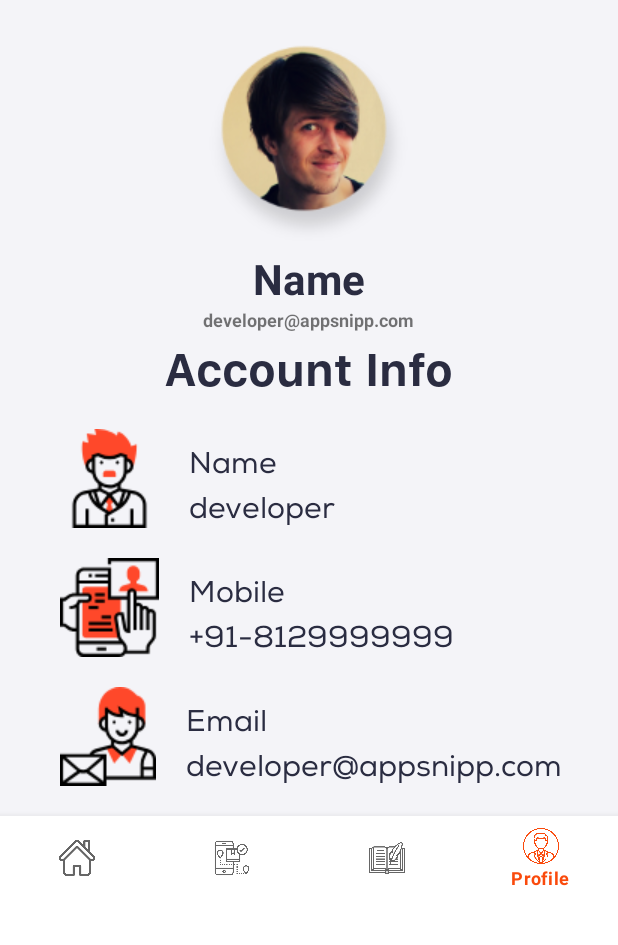
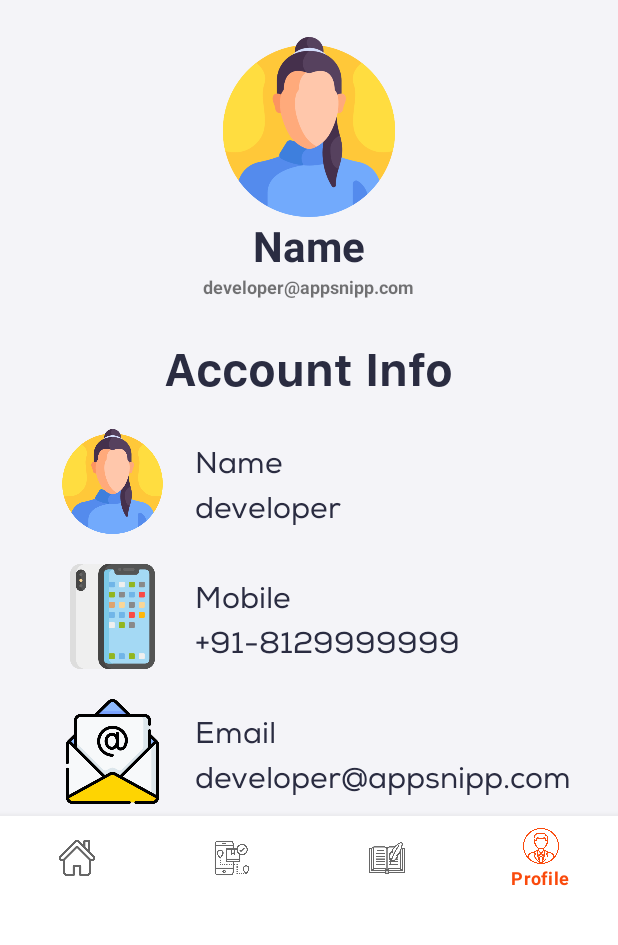
Before and after one commit to olaalnajjar/Wagba, an Android app: the Homepage screen opened directly, with no data from a screen before it, item 4 of the bottom bar chosen, on a phone screen of 412 x 824 dp, the part 84-1029 px from its top. Run offline under Robolectric (Android 15) with nearby library versions, the light colour scheme and no system bars; our stand-ins replace Firebase (no records; nobody signed in at launch, a user with empty details on screens opened directly), Room's generated code; 5 statements that could not run were skipped.

Commit message:
Profile Page
changed style of profile page

```diff
--- a/app/src/main/java/com/example/wagba/Homepage.java
+++ b/app/src/main/java/com/example/wagba/Homepage.java
@@ -46,7 +46,6 @@ public class Homepage extends AppCompatActivity implements BottomNavigationView.
     GoogleSignInOptions googleSignInOptions;
     FirebaseAuth auth;
     ImageView logout;
-    StoreAdapter storeAdapter;
 
     @SuppressLint("MissingInflatedId")
     @Override
@@ -129,41 +128,5 @@ public class Homepage extends AppCompatActivity implements BottomNavigationView.
 
     }
 
-/*
-
-    @Override
-    public boolean onOptionsItemSelected(@NonNull MenuItem item) {
-
-        int id = item.getItemId();
-        if (id== R.id.search_view){
-
-            return true;
-        }
-        return super.onOptionsItemSelected(item);
-    }
-
-    @Override
-    public boolean onCreateOptionsMenu(Menu menu) {
-        getMenuInflater().inflate(R.menu.search,menu);
-        MenuItem menuItem = menu.findItem(R.id.searchEditText);
-        SearchView searchView =(SearchView)menuItem.getActionView();
-        searchView.setMaxWidth(Integer.MAX_VALUE);
-        searchView.setOnQueryTextListener(new SearchView.OnQueryTextListener() {
-            @Override
-            public boolean onQueryTextSubmit(String s) {
-                return false;
-            }
-
-            @Override
-            public boolean onQueryTextChange(String s) {
-                String search_str = s;
-                storeAdapter.getFilter().filter(s);
-                return false;
-            }
-        });
-        return super.onCreateOptionsMenu(menu);
-    }
-
-*/
 
 }
--- a/app/src/main/java/com/example/wagba/HomepageFragment.java
+++ b/app/src/main/java/com/example/wagba/HomepageFragment.java
@@ -12,6 +12,7 @@ import androidx.recyclerview.widget.RecyclerView;
 import androidx.room.Room;
 
 import android.os.Handler;
+import android.util.Log;
 import android.view.LayoutInflater;
 import android.view.Menu;
 import android.view.MenuInflater;
@@ -80,21 +81,21 @@ public class HomepageFragment extends Fragment {
     }
 
     StoreAdapter storeAdapter;
-
-    EditText search_edittext;
+    RecyclerView Store_recyclerView;
+    ArrayList<StoreModel> store_recyclerDataArrayList;
+    RecyclerView categories_recyclerView;
+    ArrayList<OffersModel> offers_recyclerDataArrayList;
+    RecyclerView offers_recyclerView;
+    ArrayList<CategoriesModel> categories_recyclerDataArrayList;
+    Intent details_page_intent;
+    TextView welcome_message;
+    DatabaseReference myRef;
 
     @SuppressLint("SetTextI18n")
     @Override
     public View onCreateView(LayoutInflater inflater, ViewGroup container, Bundle savedInstanceState) {
 
-        RecyclerView Store_recyclerView;
-        ArrayList<StoreModel> store_recyclerDataArrayList;
-        RecyclerView categories_recyclerView;
-        ArrayList<OffersModel> offers_recyclerDataArrayList;
-        RecyclerView offers_recyclerView;
-        ArrayList<CategoriesModel> categories_recyclerDataArrayList;
-        Intent details_page_intent;
-        TextView welcome_message;
+
 
         setHasOptionsMenu(true);
 
@@ -124,7 +125,7 @@ public class HomepageFragment extends Fragment {
 
 
         FirebaseDatabase database = FirebaseDatabase.getInstance();
-        DatabaseReference myRef = database.getReference("Store");
+        myRef = database.getReference("Store");
 
         // created new array list..
         store_recyclerDataArrayList=new ArrayList<>();
@@ -215,6 +216,28 @@ public class HomepageFragment extends Fragment {
                     }
                 })
         );
+        categories_recyclerView.addOnItemTouchListener(
+                new RecyclerItemClickListener(view.getContext(), categories_recyclerView ,new RecyclerItemClickListener.OnItemClickListener() {
+                    @Override public void onItemClick(View view, int position) {
+
+                        String types = categories_recyclerDataArrayList.get(position).getTitle();
+                        //setFilterValue(types);
+                        if (Objects.equals(types, "Oriental")){setFilterValue("Oriental");}
+                        else if(Objects.equals(types, "Burgers")){setFilterValue("American");}
+                        else if (Objects.equals(types, "Fried Chicken")){setFilterValue("Fried Chicken");}
+                        else if(Objects.equals(types, "Pizza")){setFilterValue("Italian");}
+                        else if(Objects.equals(types, "Crepe")){setFilterValue("Crepes");}
+                        else if(Objects.equals(types, "Asian")){setFilterValue("Asian");}
+
+
+
+                    }
+
+                    @Override public void onLongItemClick(View view, int position) {
+
+                    }
+                })
+        );
 
 
         // setting the automatically scrolling recyclerview for offers
@@ -286,4 +309,31 @@ public class HomepageFragment extends Fragment {
     }
 
 
+    private void setFilterValue(String types){
+
+        store_recyclerDataArrayList.clear();
+        myRef.addValueEventListener(new ValueEventListener() {
+            @Override
+            public void onDataChange(@NonNull DataSnapshot snapshot) {
+                for(DataSnapshot dataSnapshot : snapshot.getChildren()){
+
+                    StoreModel store;
+                    String type= dataSnapshot.child("Tags/1").getValue().toString();
+                    if(type.equals(types)){
+                        store =dataSnapshot.getValue(StoreModel.class);
+                        store_recyclerDataArrayList.add(store);
+                    }
+                }
+
+                storeAdapter.notifyDataSetChanged();
+
+            }
+
+            @Override
+            public void onCancelled(@NonNull DatabaseError error) {
+
+            }
+        });
+    }
+
 }
--- a/app/src/main/java/com/example/wagba/ProfileFragment.java
+++ b/app/src/main/java/com/example/wagba/ProfileFragment.java
@@ -53,9 +53,10 @@ public class ProfileFragment extends Fragment {
         // Inflate the layout for this fragment
         View view = inflater.inflate(R.layout.fragment_profile, container, false);
 
-        TextView name,email,number;
+        TextView name,email,number, email2;
         name = view.findViewById(R.id.profile_name);
         email = view.findViewById(R.id.profile_email);
+        email2 = view.findViewById(R.id.profile_email_1);
         number = view.findViewById(R.id.profile_number);
 
         String email_string = requireActivity().getIntent().getStringExtra("email");
@@ -65,6 +66,7 @@ public class ProfileFragment extends Fragment {
 
         name.setText(user_room.getName());
         email.setText(user_room.getEmail());
+        email2.setText(user_room.getEmail());
         number.setText(user_room.getNumber());
 
 
--- a/app/src/main/res/layout/fragment_profile.xml
+++ b/app/src/main/res/layout/fragment_profile.xml
@@ -17,9 +17,9 @@
                 >
 
                 <ImageView
-                    android:layout_width="wrap_content"
-                    android:layout_height="wrap_content"
-                    android:src="@drawable/profile_round" />
+                    android:layout_width="120dp"
+                    android:layout_height="120dp"
+                    android:src="@drawable/user" />
 
                 <TextView
                     android:layout_width="wrap_content"
@@ -32,6 +32,7 @@
                 <TextView
                     android:layout_width="wrap_content"
                     android:layout_height="wrap_content"
+                    android:id="@+id/profile_email_1"
                     android:text="developer@appsnipp.com"
                     android:textSize="12dp"
                     android:textStyle="bold"/>
@@ -63,9 +64,9 @@
             <ImageView
                 android:layout_marginStart="20dp"
                 android:id="@+id/nameImageView"
-                android:src="@drawable/ic_name"
-                android:layout_width="wrap_content"
-                android:layout_height="wrap_content"/>
+                android:src="@drawable/user"
+                android:layout_width="70dp"
+                android:layout_height="70dp"/>
 
             <TextView
                 android:id="@+id/nameTextView"
@@ -100,9 +101,9 @@
             android:layout_height="wrap_content">
             <ImageView
                 android:id="@+id/mobileImageView"
-                android:src="@drawable/ic_mobile"
-                android:layout_width="wrap_content"
-                android:layout_height="wrap_content" />
+                android:src="@drawable/phone"
+                android:layout_width="70dp"
+                android:layout_height="70dp" />
 
             <TextView
                 android:text="Mobile"
@@ -137,9 +138,9 @@
             android:layout_marginTop="20dp">
             <ImageView
                 android:id="@+id/emailImageView"
-                android:src="@drawable/ic_email"
-                android:layout_width="wrap_content"
-                android:layout_height="wrap_content" />
+                android:src="@drawable/email"
+                android:layout_width="70dp"
+                android:layout_height="70dp" />
 
             <TextView
                 android:text="Email"
```
Also changed, not shown: app/src/main/java/com/example/wagba/Adapter/CategoryAdapter.java (+59 -0 lines), app/src/main/res/drawable/email.png (added), app/src/main/res/drawable/phone.png (added), app/src/main/res/drawable/user.png (added).
